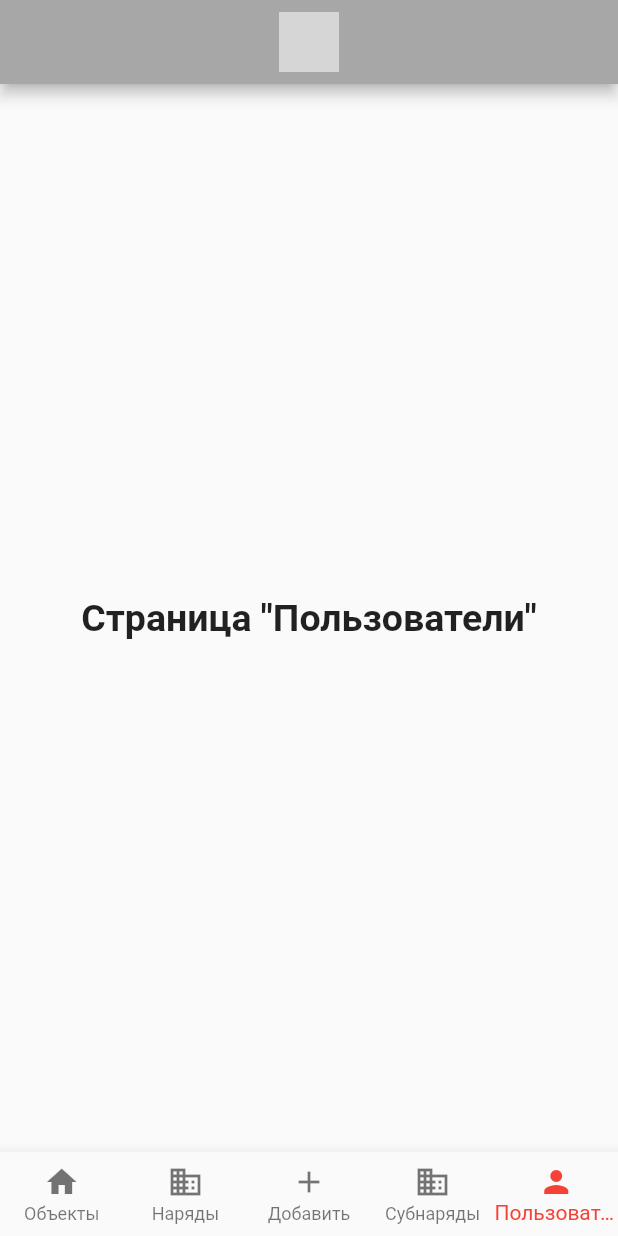
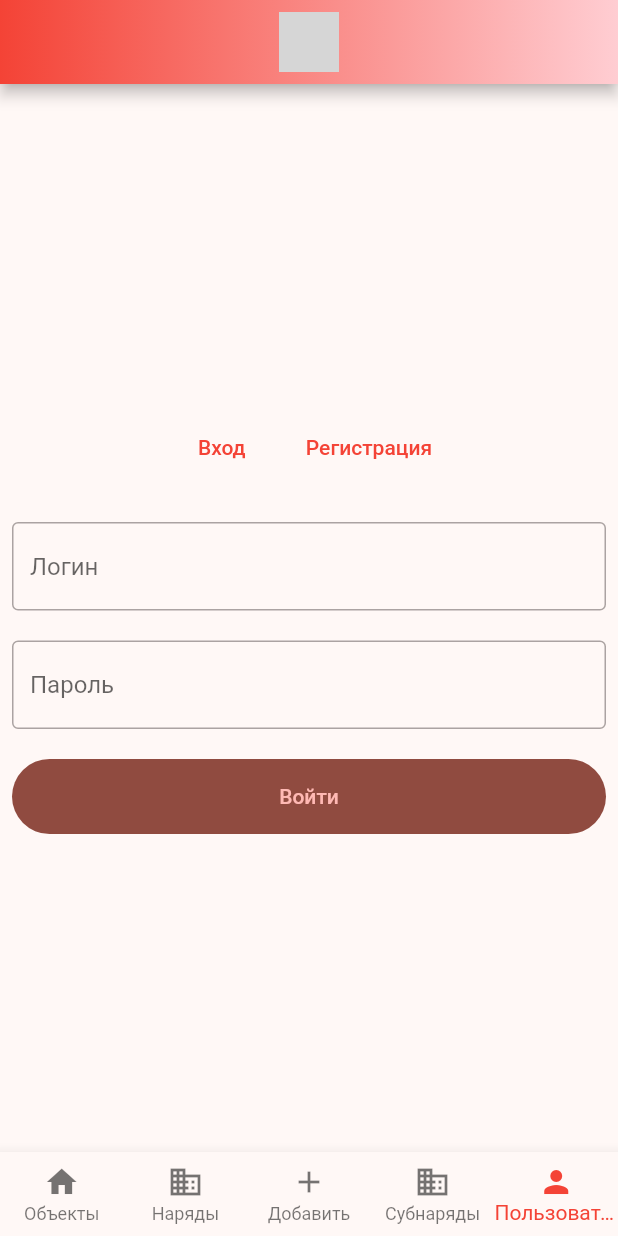
Before and after one commit to andreyreynov/Studying-Flutter, a Flutter app: the screen it shows after launch, item 5 of the bottom bar chosen, on a phone screen of 412 x 824 dp. Run offline on Flutter 3.47's test engine with Material 2 defaults, Android fonts, the phone set to English and light mode, and no system bars; grey boxes are pictures that could not be loaded.

Commit message:
Добавлена страница Входа
Добавлена страница Входа в аккаунт. Пока кнопки ничего не делают, но их расположение останется таким навсегда.

```diff
--- a/lib/main.dart
+++ b/lib/main.dart
@@ -7,7 +7,12 @@ class MyApp extends StatelessWidget {
 
   @override
   Widget build(BuildContext context) {
-    return const MaterialApp(home: NavigationBar());
+    return MaterialApp(
+      home: NavigationBar(),
+      theme: ThemeData(
+        colorSchemeSeed: Color.fromARGB(255, 255, 0, 0),
+      ),
+    );
   }
 }
 
@@ -39,10 +44,7 @@ class _NavigationBarState extends State<NavigationBar> {
       'Страница "Субнаряды"',
       style: optionStyle,
     ),
-    Text(
-      'Страница "Пользователи"',
-      style: optionStyle,
-    )
+    _LoginPage(),
   ];
 
   void _onItemTapped(int index) {
@@ -55,14 +57,21 @@ class _NavigationBarState extends State<NavigationBar> {
   Widget build(BuildContext context) {
     return Scaffold(
       appBar: AppBar(
-        backgroundColor: const Color.fromARGB(255, 167, 167, 167),
           centerTitle: true,
           title: const Image(
             image: AssetImage('assests/images/AppLogo.png'),
             fit: BoxFit.contain,
             height: 40,
           ),
-      ),
+          flexibleSpace: Container(
+              decoration: BoxDecoration(
+                  gradient: LinearGradient(
+                      begin: Alignment.centerLeft,
+                      end: Alignment.centerRight,
+                      colors: <Color>[
+                Colors.red.shade500,
+                Colors.red.shade100
+              ])))),
       body: Center(
         child: _widgetOptions.elementAt(_selectedIndex),
       ),
@@ -97,3 +106,65 @@ class _NavigationBarState extends State<NavigationBar> {
     );
   }
 }
+
+class _LoginPage extends StatelessWidget {
+  const _LoginPage({super.key});
+
+  @override
+  Widget build(BuildContext context) {
+    return Column(
+        mainAxisAlignment: MainAxisAlignment.center,
+        children: <Widget>[
+          Row(
+            mainAxisAlignment: MainAxisAlignment.center,
+            children: <Widget>[
+              Padding(
+                  padding: EdgeInsets.symmetric(horizontal: 8, vertical: 16),
+                  child: TextButton(
+                    onPressed: () {},
+                    child: Text('Вход'),
+                    style: TextButton.styleFrom(foregroundColor: Colors.red),
+                  )),
+              Padding(
+                padding: EdgeInsets.symmetric(horizontal: 8, vertical: 16),
+                child: TextButton(
+                  onPressed: () {},
+                  child: Text('Регистрация'),
+                  style: TextButton.styleFrom(foregroundColor: Colors.red),
+                ),
+              )
+            ],
+          ),
+          const Padding(
+              padding: EdgeInsets.symmetric(horizontal: 8, vertical: 10),
+              child: SizedBox(
+                  width: 400,
+                  child: TextField(
+                    decoration: InputDecoration(
+                        border: OutlineInputBorder(), hintText: 'Логин'),
+                  ))),
+          const Padding(
+            padding: EdgeInsets.symmetric(horizontal: 8, vertical: 10),
+            child: SizedBox(
+                width: 400,
+                child: TextField(
+                  decoration: InputDecoration(
+                      border: OutlineInputBorder(), hintText: 'Пароль'),
+                )),
+          ),
+          Padding(
+            padding: EdgeInsets.symmetric(horizontal: 8, vertical: 10),
+            child: SizedBox(
+              width: 400,
+              height: 50,
+              child: FilledButton(
+                onPressed: () {},
+                child: Text('Войти'),
+                style: TextButton.styleFrom(
+                    foregroundColor: Color.fromARGB(255, 255, 185, 180)),
+              ),
+            ),
+          )
+        ]);
+  }
+}
```
Lines whose indentation alone changed are shown as unchanged.
